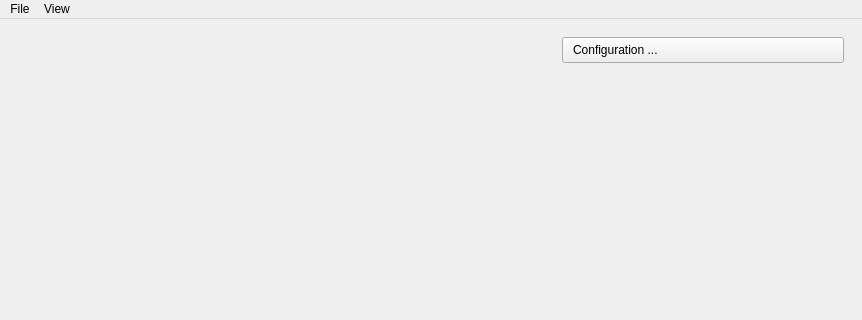
mcsltd/PyCorderPlus, file res/frmMain.ui: the form before one commit; both pictures show x 0 to 862 and y 0 to 320 of the 862 by 604 pixel window.
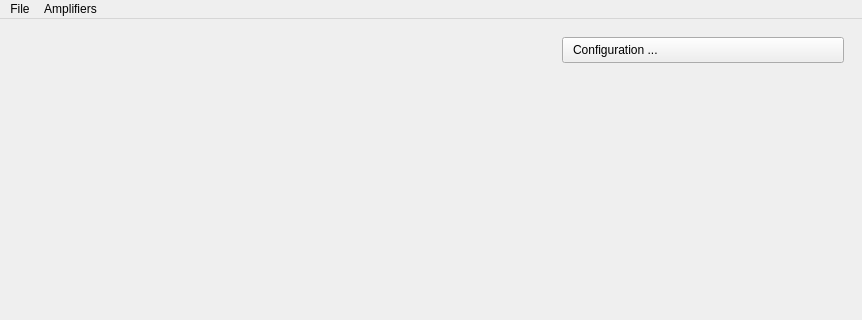
The form after the commit. Icons and pictures are not drawn.

Patch:
```diff
--- a/res/frmMain.ui
+++ b/res/frmMain.ui
@@ -161,7 +161,7 @@
    </widget>
    <widget class="QMenu" name="menuEdit">
     <property name="title">
-     <string>View</string>
+     <string>Amplifiers</string>
     </property>
     <widget class="QMenu" name="menuSelect_Amplifier">
      <property name="title">
```
